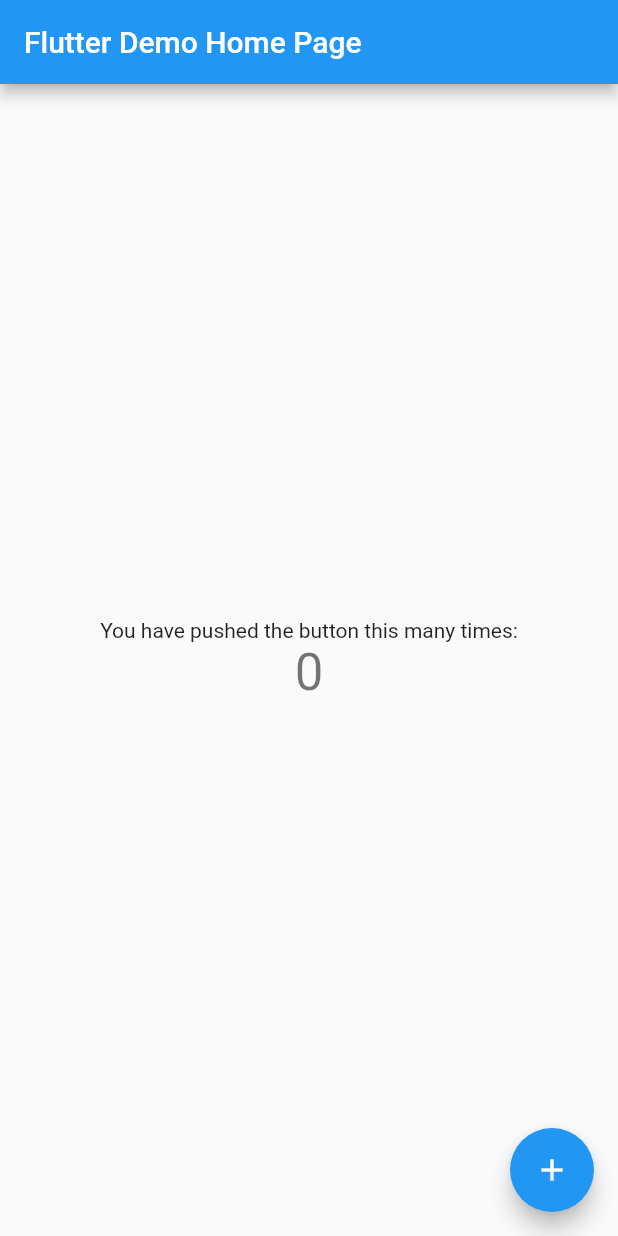
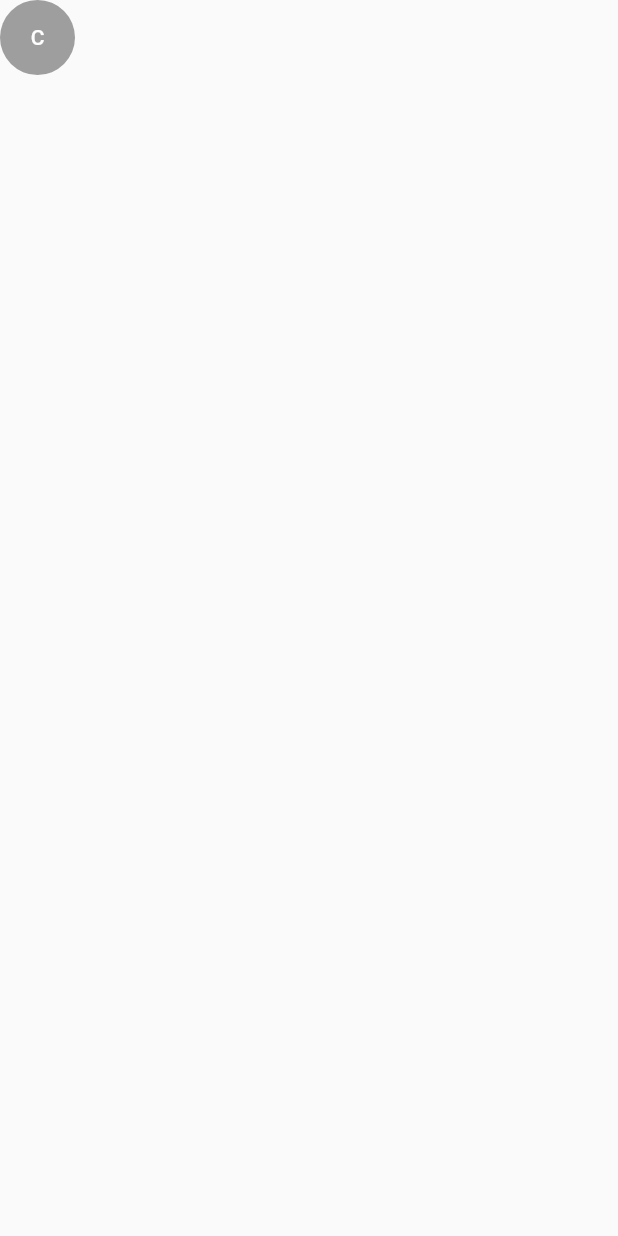
Before and after one commit to Tri7Ratops/calculator, a Flutter app: the screen it shows after launch, on a phone screen of 412 x 824 dp. Run offline on Flutter 3.47's test engine with Material 2 defaults, Android fonts, the phone set to English and light mode, and no system bars.

Commit message:
[+] Calculator Page, calculator button

```diff
--- /dev/null
+++ b/calculator/lib/app.dart
@@ -0,0 +1,19 @@
+import 'package:calculator/config/routes.dart';
+import 'package:flutter/material.dart';
+
+import 'package:calculator/views/calculator/calculator.dart';
+
+import 'config/theme.dart';
+
+class CalculatorApp extends StatelessWidget {
+  // This widget is the root of your application.
+  @override
+  Widget build(BuildContext context) {
+    return MaterialApp(
+      title: 'Calculator App',
+      theme: mainTheme,
+      initialRoute: Routes.calculator,
+      routes: {Routes.calculator: (context) => CalculatorScreen()},
+    );
+  }
+}
--- /dev/null
+++ b/calculator/lib/config/routes.dart
@@ -0,0 +1,3 @@
+class Routes {
+  static const String calculator = "/calculator";
+}
--- /dev/null
+++ b/calculator/lib/config/theme.dart
@@ -0,0 +1,6 @@
+import 'package:flutter/material.dart';
+
+ThemeData mainTheme = ThemeData.light().copyWith(
+  primaryColor: Color(0xFFF5AC88),
+  backgroundColor: Colors.white
+);
--- a/calculator/lib/main.dart
+++ b/calculator/lib/main.dart
@@ -1,113 +1,14 @@
+import 'package:calculator/app.dart';
 import 'package:flutter/material.dart';
+import 'package:flutter/services.dart';
 
 void main() {
-  runApp(MyApp());
+  WidgetsFlutterBinding.ensureInitialized();
+
+  SystemChrome.setPreferredOrientations([
+    DeviceOrientation.portraitUp,
+    DeviceOrientation.portraitDown,
+  ]).then((_) {
+    runApp(new CalculatorApp());
+  });
 }
-
-class MyApp extends StatelessWidget {
-  // This widget is the root of your application.
-  @override
-  Widget build(BuildContext context) {
-    return MaterialApp(
-      title: 'Flutter Demo',
-      theme: ThemeData(
-        // This is the theme of your application.
-        //
-        // Try running your application with "flutter run". You'll see the
-        // application has a blue toolbar. Then, without quitting the app, try
-        // changing the primarySwatch below to Colors.green and then invoke
-        // "hot reload" (press "r" in the console where you ran "flutter run",
-        // or simply save your changes to "hot reload" in a Flutter IDE).
-        // Notice that the counter didn't reset back to zero; the application
-        // is not restarted.
-        primarySwatch: Colors.blue,
-      ),
-      home: MyHomePage(title: 'Flutter Demo Home Page'),
-    );
-  }
-}
-
-class MyHomePage extends StatefulWidget {
-  MyHomePage({Key? key, required this.title}) : super(key: key);
-
-  // This widget is the home page of your application. It is stateful, meaning
-  // that it has a State object (defined below) that contains fields that affect
-  // how it looks.
-
-  // This class is the configuration for the state. It holds the values (in this
-  // case the title) provided by the parent (in this case the App widget) and
-  // used by the build method of the State. Fields in a Widget subclass are
-  // always marked "final".
-
-  final String title;
-
-  @override
-  _MyHomePageState createState() => _MyHomePageState();
-}
-
-class _MyHomePageState extends State<MyHomePage> {
-  int _counter = 0;
-
-  void _incrementCounter() {
-    setState(() {
-      // This call to setState tells the Flutter framework that something has
-      // changed in this State, which causes it to rerun the build method below
-      // so that the display can reflect the updated values. If we changed
-      // _counter without calling setState(), then the build method would not be
-      // called again, and so nothing would appear to happen.
-      _counter++;
-    });
-  }
-
-  @override
-  Widget build(BuildContext context) {
-    // This method is rerun every time setState is called, for instance as done
-    // by the _incrementCounter method above.
-    //
-    // The Flutter framework has been optimized to make rerunning build methods
-    // fast, so that you can just rebuild anything that needs updating rather
-    // than having to individually change instances of widgets.
-    return Scaffold(
-      appBar: AppBar(
-        // Here we take the value from the MyHomePage object that was created by
-        // the App.build method, and use it to set our appbar title.
-        title: Text(widget.title),
-      ),
-      body: Center(
-        // Center is a layout widget. It takes a single child and positions it
-        // in the middle of the parent.
-        child: Column(
-          // Column is also a layout widget. It takes a list of children and
-          // arranges them vertically. By default, it sizes itself to fit its
-          // children horizontally, and tries to be as tall as its parent.
-          //
-          // Invoke "debug painting" (press "p" in the console, choose the
-          // "Toggle Debug Paint" action from the Flutter Inspector in Android
-          // Studio, or the "Toggle Debug Paint" command in Visual Studio Code)
-          // to see the wireframe for each widget.
-          //
-          // Column has various properties to control how it sizes itself and
-          // how it positions its children. Here we use mainAxisAlignment to
-          // center the children vertically; the main axis here is the vertical
-          // axis because Columns are vertical (the cross axis would be
-          // horizontal).
-          mainAxisAlignment: MainAxisAlignment.center,
-          children: <Widget>[
-            Text(
-              'You have pushed the button this many times:',
-            ),
-            Text(
-              '$_counter',
-              style: Theme.of(context).textTheme.headline4,
-            ),
-          ],
-        ),
-      ),
-      floatingActionButton: FloatingActionButton(
-        onPressed: _incrementCounter,
-        tooltip: 'Increment',
-        child: Icon(Icons.add),
-      ), // This trailing comma makes auto-formatting nicer for build methods.
-    );
-  }
-}
--- /dev/null
+++ b/calculator/lib/views/calculator/calculator.dart
@@ -0,0 +1,2 @@
+export 'views/views.dart';
+export 'widgets/widgets.dart';
--- /dev/null
+++ b/calculator/lib/views/calculator/views/calculator_page.dart
@@ -0,0 +1,16 @@
+import 'package:calculator/widgets/round_button.dart';
+import 'package:flutter/cupertino.dart';
+
+class CalculatorPage extends StatelessWidget {
+  @override
+  Widget build(BuildContext context) {
+    return Column(
+      children: [
+        RoundButton(
+          onPressed: () {},
+          label: "C",
+        ),
+      ],
+    );
+  }
+}
--- /dev/null
+++ b/calculator/lib/views/calculator/views/calculator_screen.dart
@@ -0,0 +1,15 @@
+import 'package:flutter/cupertino.dart';
+import 'package:flutter/material.dart';
+
+import 'calculator_page.dart';
+
+class CalculatorScreen extends StatelessWidget {
+  @override
+  Widget build(BuildContext context) {
+    return SafeArea(
+      child: Scaffold(
+        body: CalculatorPage(),
+      ),
+    );
+  }
+}
--- /dev/null
+++ b/calculator/lib/views/calculator/views/views.dart
@@ -0,0 +1,2 @@
+export 'calculator_screen.dart';
+export 'calculator_page.dart';
--- /dev/null
+++ b/calculator/lib/views/calculator/widgets/calculator_keyboard.dart
@@ -0,0 +1,16 @@
+import 'package:flutter/cupertino.dart';
+
+class CalculatorKeyboard extends StatefulWidget {
+  CalculatorKeyboard({Key? key}) : super(key: key);
+
+  @override
+  _CalculatorKeyboardState createState() => _CalculatorKeyboardState();
+}
+
+class _CalculatorKeyboardState extends State<CalculatorKeyboard> {
+  @override
+  Widget build(BuildContext context) {
+    // TODO: implement build
+    throw UnimplementedError();
+  }
+}
--- /dev/null
+++ b/calculator/lib/widgets/round_button.dart
@@ -0,0 +1,36 @@
+import 'package:flutter/cupertino.dart';
+import 'package:flutter/material.dart';
+
+class RoundButton extends StatelessWidget {
+  final Function() onPressed;
+  final String label;
+
+  final double size;
+  final Color backgroundColor;
+  final Color textColor;
+
+  RoundButton({Key? key, required this.onPressed, required this.label, this.backgroundColor = Colors.grey, this.textColor = Colors.white, this.size = 50}) : super(key: key);
+
+  @override
+  Widget build(BuildContext context) {
+    return SizedBox(
+      width: size,
+      height: size,
+      child: TextButton(
+        style: ButtonStyle(
+          backgroundColor: MaterialStateProperty.all(backgroundColor),
+          shape: MaterialStateProperty.all<RoundedRectangleBorder>(
+              RoundedRectangleBorder(
+                borderRadius: BorderRadius.circular(50.0),
+              )
+          ),
+        ),
+        onPressed: onPressed,
+        child: Text(
+          label,
+          style: TextStyle(color: textColor),
+        ),
+      ),
+    );
+  }
+}
```
Also changed, not shown: calculator/lib/views/calculator/widgets/widgets.dart (added), 1 other file.
